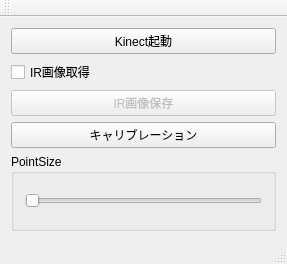
Old version of the form mainwindow.ui in the repository mitmul/2Kinects.
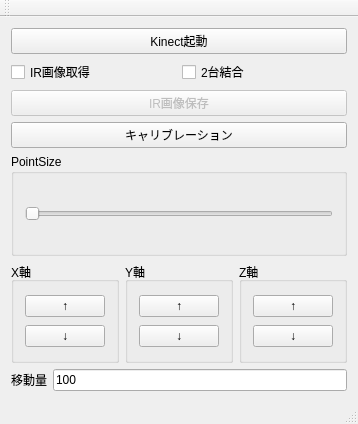
New version of the form.

Diff of the .ui file:
```diff
--- a/mainwindow.ui
+++ b/mainwindow.ui
@@ -6,15 +6,15 @@
    <rect>
     <x>0</x>
     <y>0</y>
-    <width>287</width>
-    <height>264</height>
+    <width>265</width>
+    <height>424</height>
    </rect>
   </property>
   <property name="windowTitle">
    <string>MainWindow</string>
   </property>
   <widget class="QWidget" name="centralWidget">
-   <layout class="QVBoxLayout" name="verticalLayout">
+   <layout class="QVBoxLayout" name="verticalLayout_5">
     <item>
      <widget class="QPushButton" name="pushButton_StartKinect">
       <property name="text">
@@ -23,11 +23,22 @@
      </widget>
     </item>
     <item>
-     <widget class="QCheckBox" name="checkBox_ImageOrIR">
-      <property name="text">
-       <string>IR画像取得</string>
-      </property>
-     </widget>
+     <layout class="QHBoxLayout" name="horizontalLayout">
+      <item>
+       <widget class="QCheckBox" name="checkBox_IrOrImage">
+        <property name="text">
+         <string>IR画像取得</string>
+        </property>
+       </widget>
+      </item>
+      <item>
+       <widget class="QCheckBox" name="checkBox_Synthesize">
+        <property name="text">
+         <string>2台結合</string>
+        </property>
+       </widget>
+      </item>
+     </layout>
     </item>
     <item>
      <widget class="QPushButton" name="pushButton_SaveIRImage">
@@ -68,6 +79,97 @@
       </layout>
      </widget>
     </item>
+    <item>
+     <layout class="QHBoxLayout" name="horizontalLayout_2">
+      <item>
+       <widget class="QGroupBox" name="groupBox_2">
+        <property name="title">
+         <string>X軸</string>
+        </property>
+        <layout class="QVBoxLayout" name="verticalLayout">
+         <item>
+          <widget class="QPushButton" name="pushButton_Xup">
+           <property name="text">
+            <string>↑</string>
+           </property>
+          </widget>
+         </item>
+         <item>
+          <widget class="QPushButton" name="pushButton_Xdown">
+           <property name="text">
+            <string>↓</string>
+           </property>
+          </widget>
+         </item>
+        </layout>
+       </widget>
+      </item>
+      <item>
+       <widget class="QGroupBox" name="groupBox_3">
+        <property name="title">
+         <string>Y軸</string>
+        </property>
+        <layout class="QVBoxLayout" name="verticalLayout_3">
+         <item>
+          <widget class="QPushButton" name="pushButton_Yup">
+           <property name="text">
+            <string>↑</string>
+           </property>
+          </widget>
+         </item>
+         <item>
+          <widget class="QPushButton" name="pushButton_Ydown">
+           <property name="text">
+            <string>↓</string>
+           </property>
+          </widget>
+         </item>
+        </layout>
+       </widget>
+      </item>
+      <item>
+       <widget class="QGroupBox" name="groupBox_4">
+        <property name="title">
+         <string>Z軸</string>
+        </property>
+        <layout class="QVBoxLayout" name="verticalLayout_4">
+         <item>
+          <widget class="QPushButton" name="pushButton_Zup">
+           <property name="text">
+            <string>↑</string>
+           </property>
+          </widget>
+         </item>
+         <item>
+          <widget class="QPushButton" name="pushButton_Zdown">
+           <property name="text">
+            <string>↓</string>
+           </property>
+          </widget>
+         </item>
+        </layout>
+       </widget>
+      </item>
+     </layout>
+    </item>
+    <item>
+     <layout class="QHBoxLayout" name="horizontalLayout_3">
+      <item>
+       <widget class="QLabel" name="label">
+        <property name="text">
+         <string>移動量</string>
+        </property>
+       </widget>
+      </item>
+      <item>
+       <widget class="QLineEdit" name="lineEdit_MoveStep">
+        <property name="text">
+         <string>100</string>
+        </property>
+       </widget>
+      </item>
+     </layout>
+    </item>
    </layout>
   </widget>
   <widget class="QMenuBar" name="menuBar">
```
Left out of the diff: 2 changed lines with no effect on the pictures.
